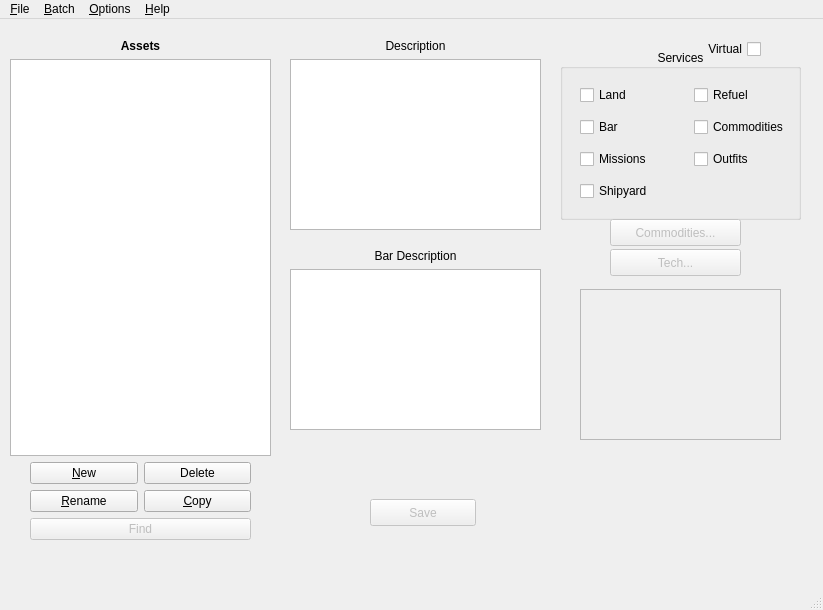
This is src/asset.ui in Cypher3c/pyTHANE as Qt 5 draws it before an edit. The edited form follows.
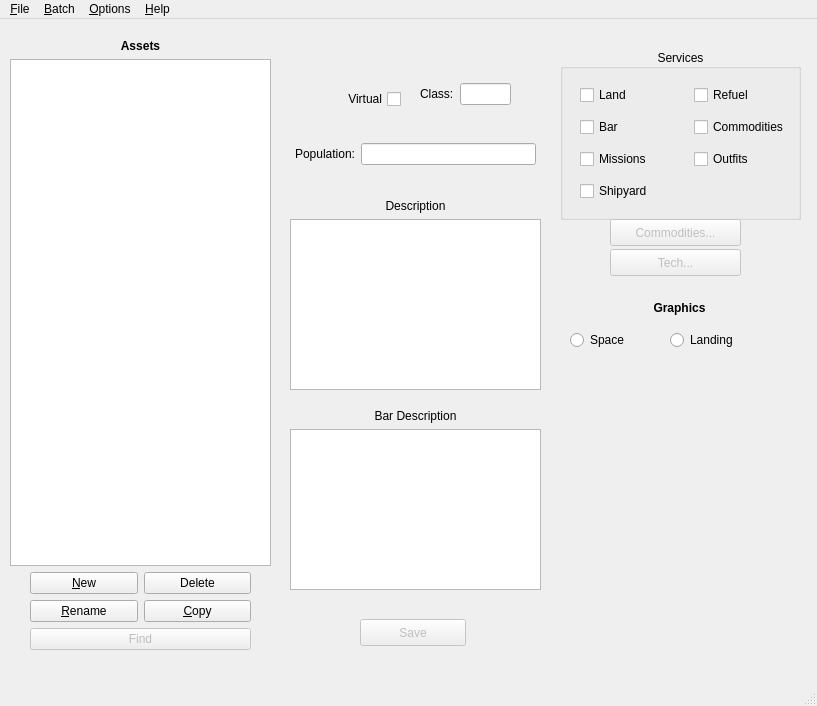
This is the edited form.

Commit message: Added class and population options

Patch:
```diff
--- a/src/asset.ui
+++ b/src/asset.ui
@@ -7,8 +7,8 @@
    <rect>
     <x>0</x>
     <y>0</y>
-    <width>823</width>
-    <height>610</height>
+    <width>817</width>
+    <height>706</height>
    </rect>
   </property>
   <property name="acceptDrops">
@@ -24,7 +24,7 @@
       <x>10</x>
       <y>20</y>
       <width>261</width>
-      <height>501</height>
+      <height>611</height>
      </rect>
     </property>
     <layout class="QVBoxLayout" name="verticalLayout">
@@ -150,21 +150,30 @@
    <widget class="QWidget" name="horizontalLayoutWidget_4">
     <property name="geometry">
      <rect>
-      <x>670</x>
-      <y>10</y>
-      <width>91</width>
+      <x>300</x>
+      <y>60</y>
+      <width>101</width>
       <height>41</height>
      </rect>
     </property>
     <layout class="QHBoxLayout" name="horizontalLayout_5">
      <item>
       <widget class="QCheckBox" name="virtualCheck">
+       <property name="sizePolicy">
+        <sizepolicy hsizetype="Preferred" vsizetype="Fixed">
+         <horstretch>0</horstretch>
+         <verstretch>0</verstretch>
+        </sizepolicy>
+       </property>
        <property name="mouseTracking">
         <bool>false</bool>
        </property>
        <property name="layoutDirection">
         <enum>Qt::RightToLeft</enum>
        </property>
+       <property name="autoFillBackground">
+        <bool>false</bool>
+       </property>
        <property name="text">
         <string>Virtual</string>
        </property>
@@ -253,7 +262,7 @@
     <property name="geometry">
      <rect>
       <x>290</x>
-      <y>20</y>
+      <y>180</y>
       <width>251</width>
       <height>191</height>
      </rect>
@@ -278,7 +287,7 @@
     <property name="geometry">
      <rect>
       <x>290</x>
-      <y>230</y>
+      <y>390</y>
       <width>251</width>
       <height>181</height>
      </rect>
@@ -305,8 +314,8 @@
     </property>
     <property name="geometry">
      <rect>
-      <x>370</x>
-      <y>480</y>
+      <x>360</x>
+      <y>600</y>
       <width>106</width>
       <height>27</height>
      </rect>
@@ -315,22 +324,6 @@
      <string>Save</string>
     </property>
    </widget>
-   <widget class="QFrame" name="frame">
-    <property name="geometry">
-     <rect>
-      <x>580</x>
-      <y>270</y>
-      <width>201</width>
-      <height>151</height>
-     </rect>
-    </property>
-    <property name="frameShape">
-     <enum>QFrame::StyledPanel</enum>
-    </property>
-    <property name="frameShadow">
-     <enum>QFrame::Raised</enum>
-    </property>
-   </widget>
    <widget class="QPushButton" name="pushButton">
     <property name="enabled">
      <bool>false</bool>
@@ -363,13 +356,130 @@
      <string>Tech...</string>
     </property>
    </widget>
+   <widget class="QWidget" name="gridLayoutWidget_2">
+    <property name="geometry">
+     <rect>
+      <x>420</x>
+      <y>50</y>
+      <width>91</width>
+      <height>51</height>
+     </rect>
+    </property>
+    <layout class="QGridLayout" name="gridLayout_2">
+     <item row="0" column="0">
+      <widget class="QLabel" name="label_2">
+       <property name="sizePolicy">
+        <sizepolicy hsizetype="Expanding" vsizetype="Preferred">
+         <horstretch>0</horstretch>
+         <verstretch>0</verstretch>
+        </sizepolicy>
+       </property>
+       <property name="text">
+        <string>Class:</string>
+       </property>
+      </widget>
+     </item>
+     <item row="0" column="1">
+      <widget class="QLineEdit" name="classBox">
+       <property name="maxLength">
+        <number>1</number>
+       </property>
+      </widget>
+     </item>
+    </layout>
+   </widget>
+   <widget class="QWidget" name="gridLayoutWidget_3">
+    <property name="geometry">
+     <rect>
+      <x>295</x>
+      <y>110</y>
+      <width>241</width>
+      <height>51</height>
+     </rect>
+    </property>
+    <layout class="QGridLayout" name="gridLayout_3">
+     <item row="0" column="0">
+      <widget class="QLabel" name="label_3">
+       <property name="text">
+        <string>Population:</string>
+       </property>
+      </widget>
+     </item>
+     <item row="0" column="1">
+      <widget class="QLineEdit" name="populationBox">
+       <property name="maxLength">
+        <number>30</number>
+       </property>
+      </widget>
+     </item>
+    </layout>
+   </widget>
+   <widget class="QRadioButton" name="spaceRadio">
+    <property name="geometry">
+     <rect>
+      <x>570</x>
+      <y>310</y>
+      <width>109</width>
+      <height>22</height>
+     </rect>
+    </property>
+    <property name="text">
+     <string>Space</string>
+    </property>
+   </widget>
+   <widget class="QRadioButton" name="landingRadio">
+    <property name="geometry">
+     <rect>
+      <x>670</x>
+      <y>310</y>
+      <width>109</width>
+      <height>22</height>
+     </rect>
+    </property>
+    <property name="text">
+     <string>Landing</string>
+    </property>
+   </widget>
+   <widget class="QLabel" name="label_4">
+    <property name="geometry">
+     <rect>
+      <x>550</x>
+      <y>280</y>
+      <width>259</width>
+      <height>17</height>
+     </rect>
+    </property>
+    <property name="font">
+     <font>
+      <weight>75</weight>
+      <bold>true</bold>
+     </font>
+    </property>
+    <property name="text">
+     <string>Graphics</string>
+    </property>
+    <property name="alignment">
+     <set>Qt::AlignCenter</set>
+    </property>
+   </widget>
+   <widget class="QWidget" name="gridLayoutWidget_4">
+    <property name="geometry">
+     <rect>
+      <x>560</x>
+      <y>350</y>
+      <width>231</width>
+      <height>211</height>
+     </rect>
+    </property>
+    <layout class="QGridLayout" name="gridLayout_4"/>
+   </widget>
   </widget>
   <widget class="QMenuBar" name="menubar">
    <property name="geometry">
     <rect>
      <x>0</x>
      <y>0</y>
-     <width>823</width>
+     <width>817</width>
      <height>25</height>
     </rect>
    </property>
```
Left out of the diff: 2 changed lines with no effect on the pictures. The commit also changes 5 other files.
